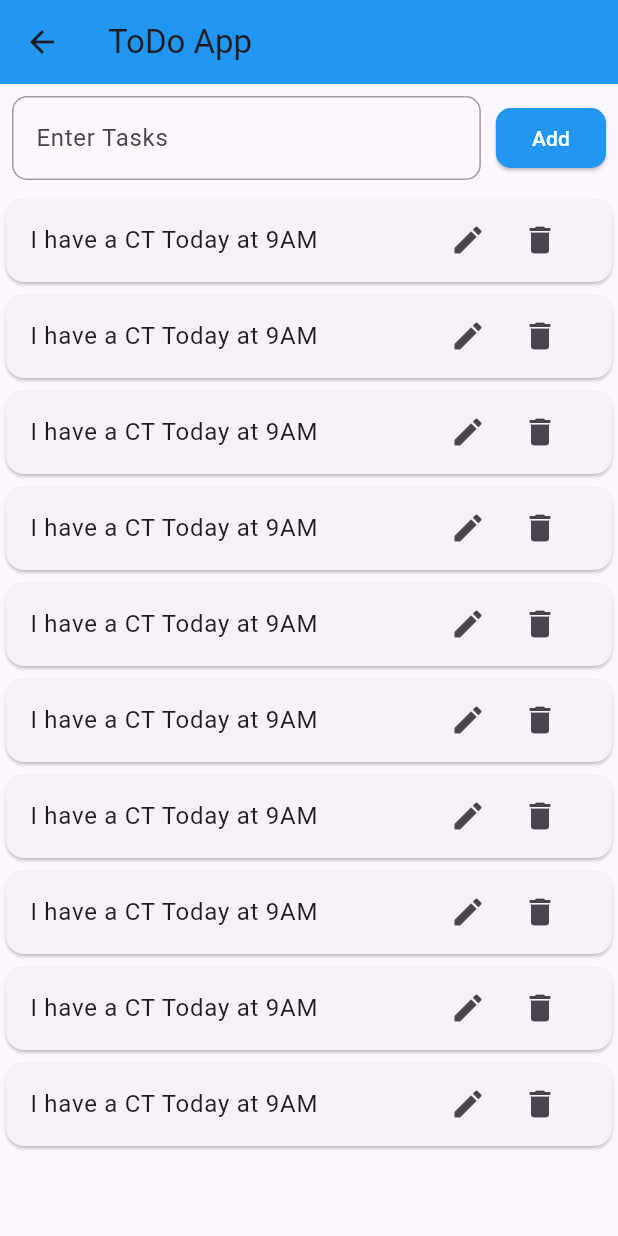
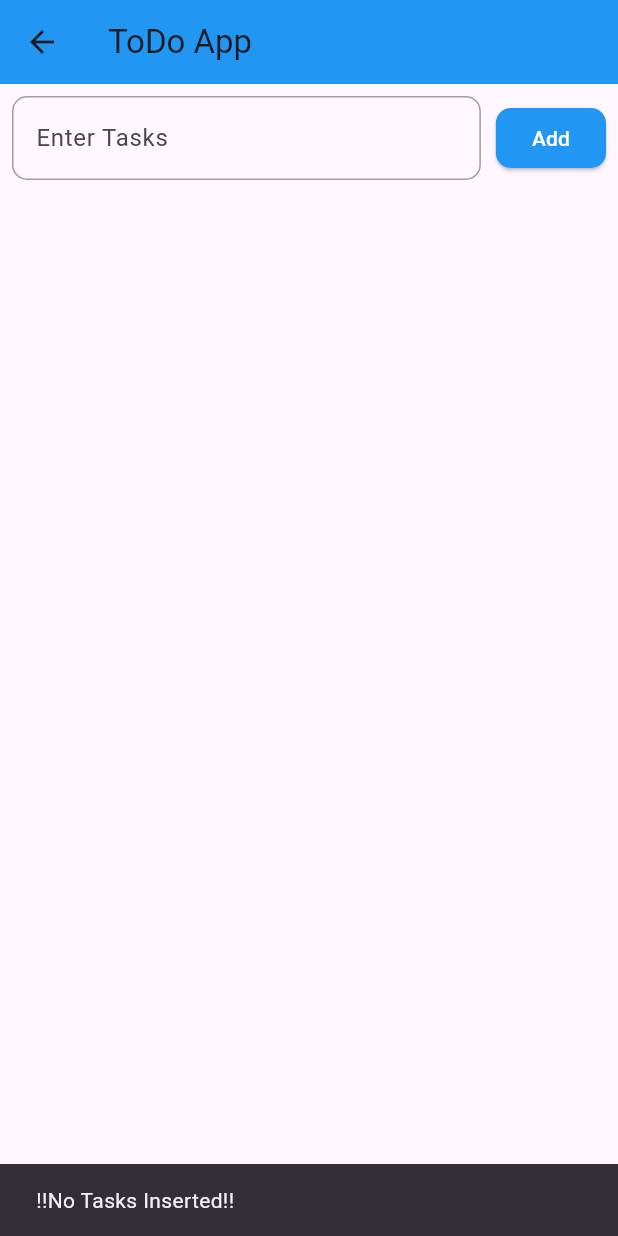
Before and after one commit to Xeron66/Flutter-Notes-, a Flutter app: the ToDo screen opened by its route, after a tap on "Add", on a phone screen of 412 x 824 dp. Run offline on Flutter 3.47's test engine with Material 3 defaults, Android fonts, the phone set to English and light mode, and no system bars; network calls fail.

Commit message:
Added Controller to the ToDo App and done with the ToDo app

```diff
--- a/test_project/lib/module_11/class2.dart
+++ b/test_project/lib/module_11/class2.dart
@@ -8,6 +8,62 @@ class ToDo extends StatefulWidget {
 }
 
 class _ToDoState extends State<ToDo> {
+  TextEditingController taskController = TextEditingController();
+  List <String> tasks = [];
+
+  addTasks (){
+    final task = taskController.text;
+
+    if (task.isNotEmpty) {
+      setState(() {
+        tasks.add(taskController.text);
+        taskController.clear();
+        }
+      );
+    } else {
+      ScaffoldMessenger.of(context).showSnackBar(
+      SnackBar(content: Text('!!No Tasks Inserted!!')),
+      );
+    }
+  }
+
+  deleteTasks (int index) {
+    setState(() {
+      tasks.removeAt(index);
+    });
+  }
+
+  updateTasks (String value, int index){
+
+    if (value.isNotEmpty) {
+      setState(() {
+        tasks[index] = value;
+        }
+      );
+    }
+  }
+
+  editTasks (int index) {
+    final controller = TextEditingController(text: tasks[index]);
+    showDialog(context: context, builder: (context) => AlertDialog(
+      title: Text('Edit: Task'),
+      content: TextField(
+        controller: controller,
+        ),
+        actions: [
+          TextButton(onPressed: (){Navigator.pop(context);}, child: Text('cancel')),
+          ElevatedButton(
+            onPressed: (){
+              updateTasks(controller.text, index);
+              Navigator.pop(context);
+            },
+            child: Text('update')
+          )
+        ],
+      )
+    );
+  }
+
   @override
   Widget build(BuildContext context) {
     return Scaffold(
@@ -24,29 +80,33 @@ class _ToDoState extends State<ToDo> {
               children: [
                 Expanded(
                   child: TextField(
+                    controller: taskController,
                     decoration: InputDecoration(
                       labelText: 'Enter Tasks'
                     ),
                   )
                 ),
                 SizedBox(width: 10),
-                ElevatedButton(onPressed: (){}, child: Text('Add'))
+                ElevatedButton(
+                  onPressed: addTasks,
+                  child: Text('Add')
+                )
               ],
             ),
           ),
 
           Expanded(
             child: ListView.builder(
-              itemCount: 10 ,
+              itemCount: tasks.length ,
               itemBuilder: (context, index) {
                 return Card(
                   child: ListTile(
-                    title: Text('I have a CT Today at 9AM'),
+                    title: Text(tasks[index]),
                     trailing: Row(
                       mainAxisSize: MainAxisSize.min,
                       children: [
-                        IconButton(onPressed: (){}, icon: Icon(Icons.edit)),
-                        IconButton(onPressed: (){}, icon: Icon(Icons.delete)),
+                        IconButton(onPressed: () => editTasks(index), icon: Icon(Icons.edit)),
+                        IconButton(onPressed: () => deleteTasks(index), icon: Icon(Icons.delete)),
                       ],
                     ),
                   ),
```
Also changed, not shown: 1 other file.
